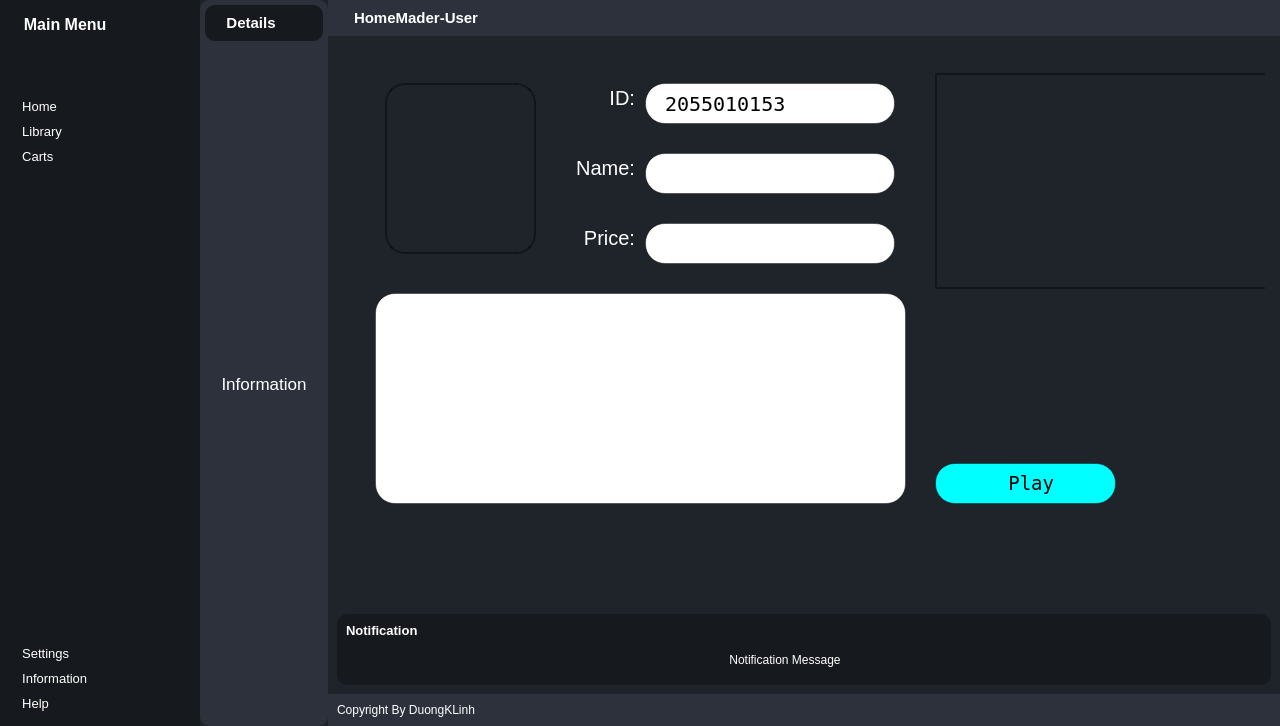
The window that CLIENT/Ui/UserForm.ui (cdghhhiilnnotu/GameHomeMader) describes before a commit, drawn with Qt 5.
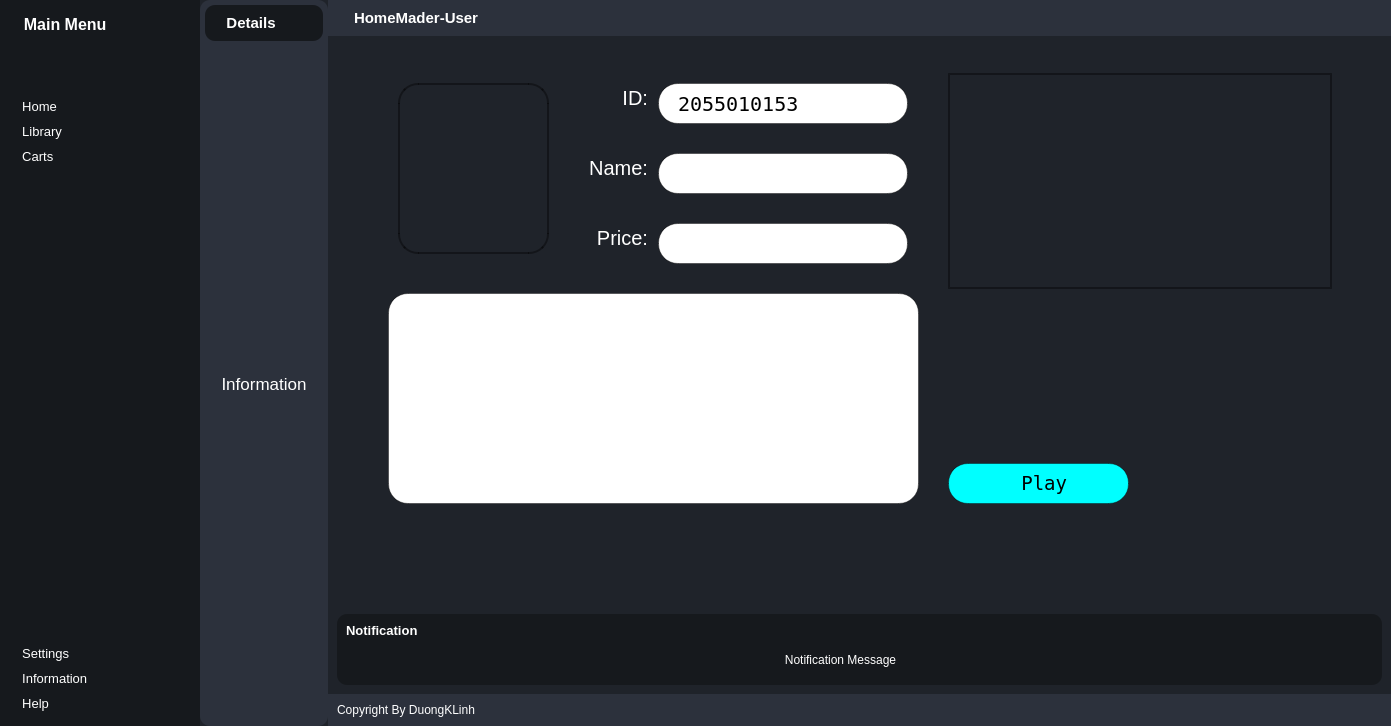
The same window after the commit. Icons and pictures are not drawn. Custom widgets are drawn as their Qt base class.

Diff of the .ui file:
```diff
--- a/CLIENT/Ui/UserForm.ui
+++ b/CLIENT/Ui/UserForm.ui
@@ -6,7 +6,7 @@
    <rect>
     <x>0</x>
     <y>0</y>
-    <width>1280</width>
+    <width>1391</width>
     <height>726</height>
    </rect>
   </property>
```
Left out of the diff: 4 changed lines with no effect on the pictures.
